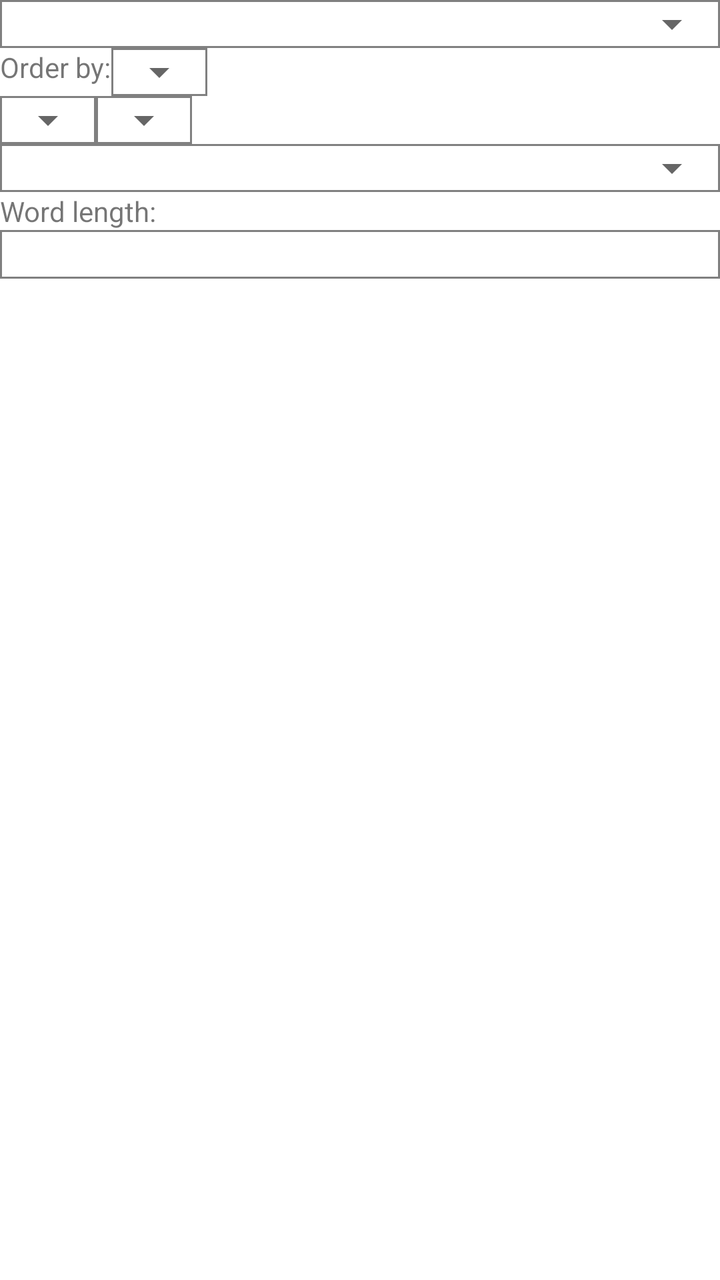
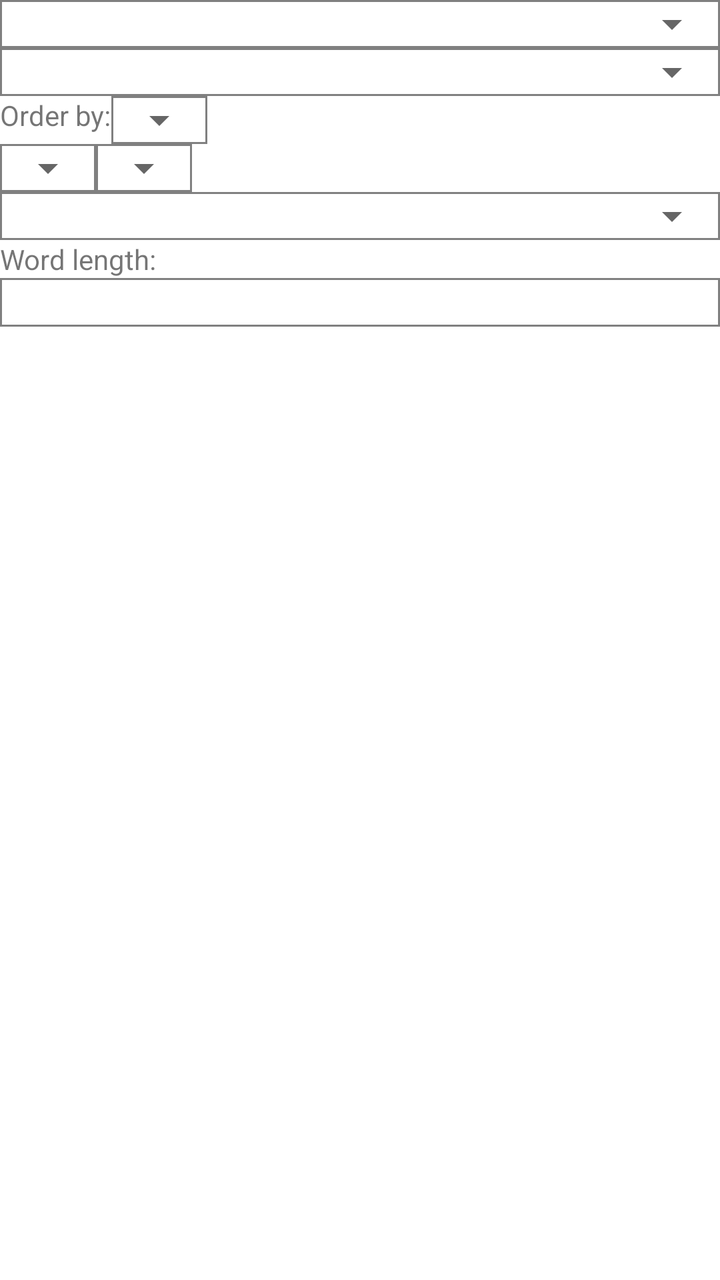

Two renders of the same Android screen: before a commit and after it. Below are the layout's source before the change and the commit's diff.
<!-- AndroidManifest.xml: application theme Theme.WordQuiz -->
<!-- res/layout/solve.xml -->
<?xml version="1.0" encoding="utf-8"?>
<LinearLayout xmlns:android="http://schemas.android.com/apk/res/android"
    android:orientation="vertical"
    android:layout_width="match_parent"
    android:layout_height="match_parent">
    <FrameLayout
        android:layout_width="match_parent"
        android:layout_height="wrap_content"
        android:background="@drawable/rectangle">
        <Spinner
            android:id="@+id/spinner5"
            android:layout_width="match_parent"
            android:layout_height="wrap_content" />
    </FrameLayout>
    <LinearLayout
        android:orientation="horizontal"
        android:layout_width="match_parent"
        android:layout_height="wrap_content">
        <TextView
            android:layout_width="wrap_content"
            android:layout_height="wrap_content"
            android:text="Order by:"
            android:id="@+id/textview81">
        </TextView>
        <FrameLayout
            android:layout_width="wrap_content"
            android:layout_height="wrap_content"
            android:background="@drawable/rectangle">
            <Spinner
                android:id="@+id/spinner22"
                android:layout_width="wrap_content"
                android:layout_height="wrap_content" />
        </FrameLayout>
    </LinearLayout>
    <LinearLayout
        android:orientation="horizontal"
        android:layout_width="match_parent"
        android:layout_height="wrap_content">
        <FrameLayout
            android:layout_width="wrap_content"
            android:layout_height="wrap_content"
            android:background="@drawable/rectangle">
            <Spinner
                android:id="@+id/spinner23"
                android:layout_width="wrap_content"
                android:layout_height="wrap_content" />
        </FrameLayout>
        <FrameLayout
            android:layout_width="wrap_content"
            android:layout_height="wrap_content"
            android:background="@drawable/rectangle">
            <Spinner
                android:id="@+id/spinner24"
                android:layout_width="wrap_content"
                android:layout_height="wrap_content" />
        </FrameLayout>
    </LinearLayout>
    <FrameLayout
        android:layout_width="match_parent"
        android:layout_height="wrap_content"
        android:background="@drawable/rectangle">
        <Spinner
            android:id="@+id/spinner21"
            android:layout_width="match_parent"
            android:layout_height="wrap_content" />
    </FrameLayout>
    <TextView
        android:layout_width="wrap_content"
        android:layout_height="wrap_content"
        android:text="Word length:"
        android:id="@+id/textview80">
    </TextView>
    <EditText
        android:id="@+id/edittext17"
        android:inputType="number"
        android:layout_width="match_parent"
        android:layout_height="wrap_content"
        android:background="@drawable/rectangle">
    </EditText>
</LinearLayout>
<!-- resources referenced by this layout -->
<resources>
  <!-- drawable rectangle (drawable) -->
  <?xml version="1.0" encoding="utf-8"?>
  <shape xmlns:android="http://schemas.android.com/apk/res/android">
      <stroke
          android:width="1dp"
          android:color="@color/gray"/>
  </shape>
  <style name="Theme.WordQuiz" parent="Theme.MaterialComponents.DayNight.NoActionBar">
          
          <item name="colorPrimary">@color/purple_500</item>
          <item name="colorPrimaryVariant">@color/purple_700</item>
          <item name="colorOnPrimary">@color/white</item>
          
          <item name="colorSecondary">@color/teal_200</item>
          <item name="colorSecondaryVariant">@color/teal_700</item>
          <item name="colorOnSecondary">@color/black</item>
          
          <item name="android:statusBarColor" tools:targetApi="l">?attr/colorPrimaryVariant</item>
          
      </style>
  <color name="gray">#FF808080</color>
  <color name="purple_500">#FF6200EE</color>
  <color name="purple_700">#FF3700B3</color>
  <color name="white">#FFFFFFFF</color>
  <color name="teal_200">#FF03DAC5</color>
  <color name="teal_700">#FF018786</color>
  <color name="black">#FF000000</color>
</resources>

<!-- the commit's change to res/layout/solve.xml (unified diff, before → after) -->
@@ -3,6 +3,15 @@
     android:orientation="vertical"
     android:layout_width="match_parent"
     android:layout_height="match_parent">
+    <FrameLayout
+        android:layout_width="match_parent"
+        android:layout_height="wrap_content"
+        android:background="@drawable/rectangle">
+        <Spinner
+            android:id="@+id/spinner34"
+            android:layout_width="match_parent"
+            android:layout_height="wrap_content" />
+    </FrameLayout>
     <FrameLayout
         android:layout_width="match_parent"
         android:layout_height="wrap_content"
